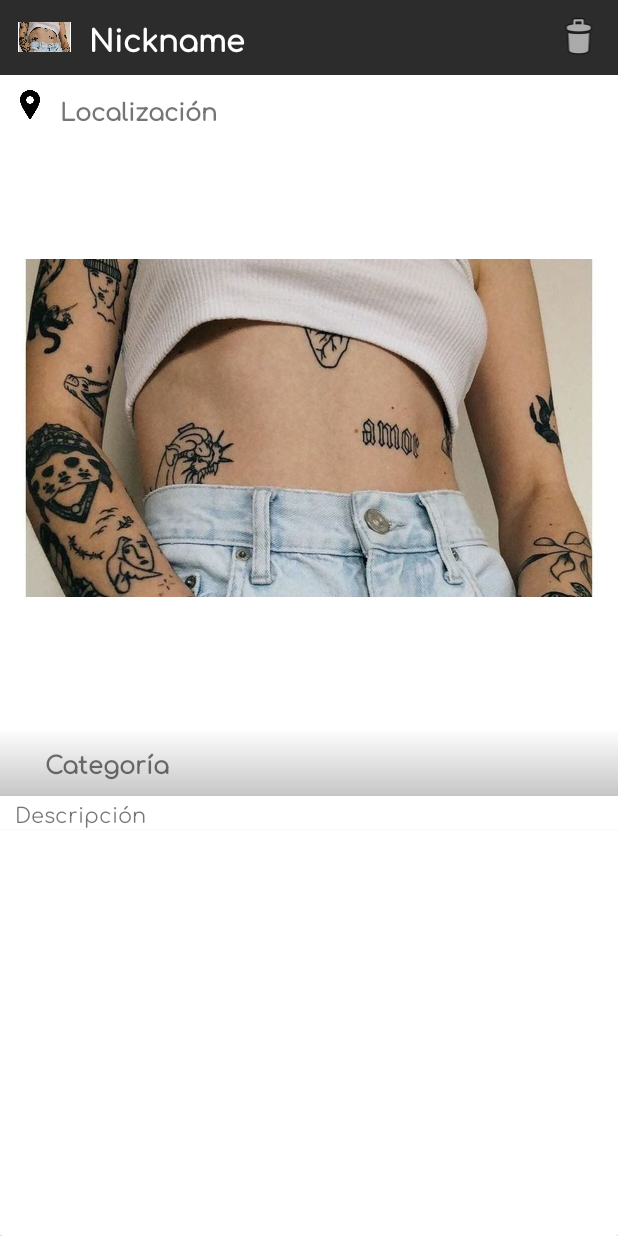
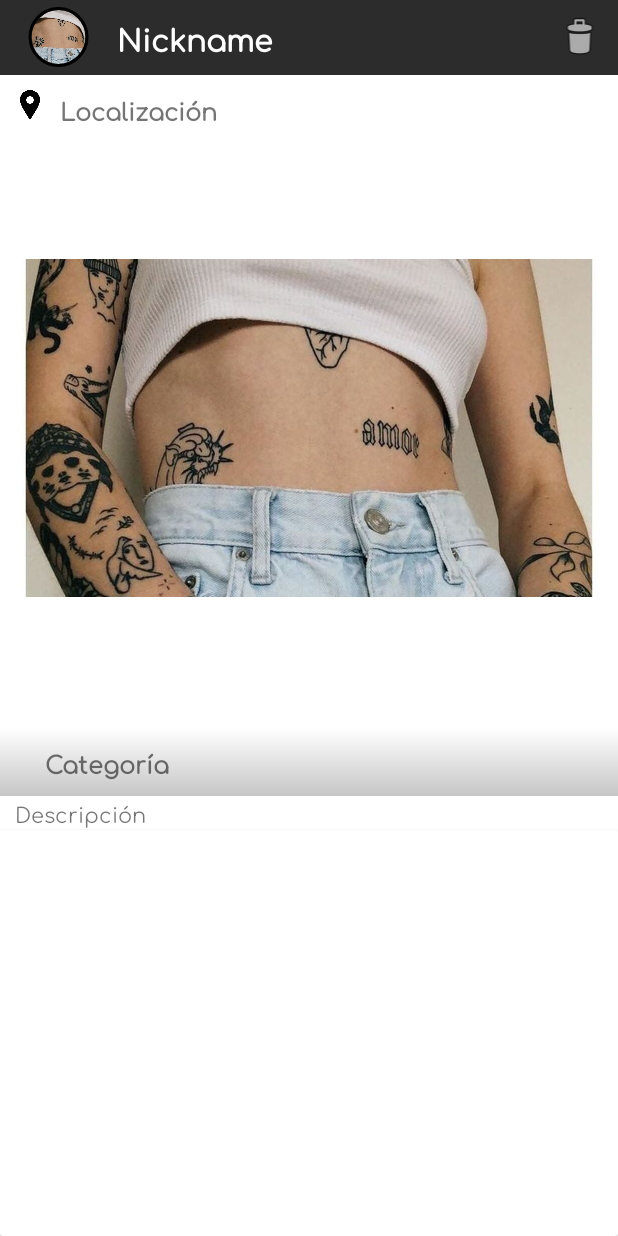
Before and after one commit to msspalomaibanez/TattooAlly1, an Android app: the layout publicacion.xml on its own in the app's theme, with its tools: preview values and no code run, on a phone screen of 412 x 824 dp. Run offline under Robolectric (Android 15) with nearby library versions, the phone set to English and light mode, and no system bars.

Commit message:
Renombrados IDs de los elementos

```diff
--- a/app/src/main/res/layout/publicacion.xml
+++ b/app/src/main/res/layout/publicacion.xml
@@ -12,12 +12,15 @@
         android:background="#2C2C2C"
         android:gravity="center">
 
-        <ImageView
-            android:id="@+id/imageView2"
-            android:layout_width="20dp"
-            android:layout_height="20dp"
+        <de.hdodenhof.circleimageview.CircleImageView
+            xmlns:app="http://schemas.android.com/apk/res-auto"
+            android:id="@+id/fotoPerfilPublicacion"
+            android:layout_width="40dp"
+            android:layout_height="40dp"
             android:layout_marginStart="10dp"
             android:layout_weight="0.1"
+            app:civ_border_width="2dp"
+            app:civ_border_color="#FF000000"
             tools:srcCompat="@drawable/tattoo" />
 
         <TextView
@@ -55,7 +58,7 @@
             app:srcCompat="@drawable/icon_location" />
 
         <TextView
-            android:id="@+id/textView5"
+            android:id="@+id/localizacionPublicacion"
             android:layout_width="match_parent"
             android:layout_height="wrap_content"
             android:layout_marginStart="10dp"
@@ -67,14 +70,14 @@
     </LinearLayout>
 
     <ImageView
-        android:id="@+id/imageView3"
+        android:id="@+id/imagenPublicacion"
         android:layout_width="400dp"
         android:layout_height="400dp"
         android:layout_gravity="center"
         tools:srcCompat="@drawable/tattoo" />
 
     <TextView
-        android:id="@+id/textView6"
+        android:id="@+id/categoriaPublicacion"
         android:layout_width="match_parent"
         android:layout_height="wrap_content"
         android:background="@drawable/gradient_txt"
@@ -87,7 +90,7 @@
         android:textStyle="bold" />
 
     <TextView
-        android:id="@+id/textView3"
+        android:id="@+id/descripcionPublicacion"
         android:layout_width="match_parent"
         android:layout_height="wrap_content"
         android:layout_marginStart="10dp"
```
